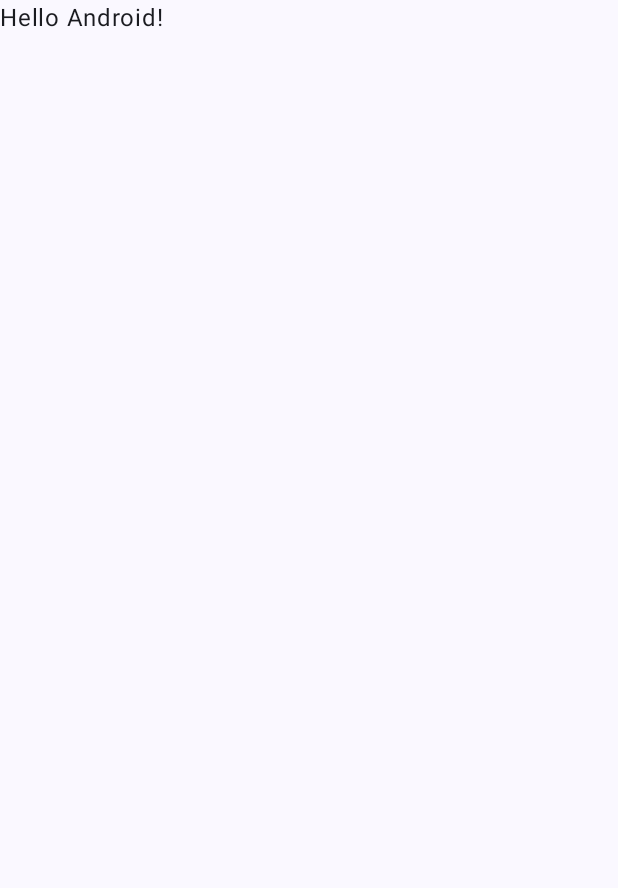
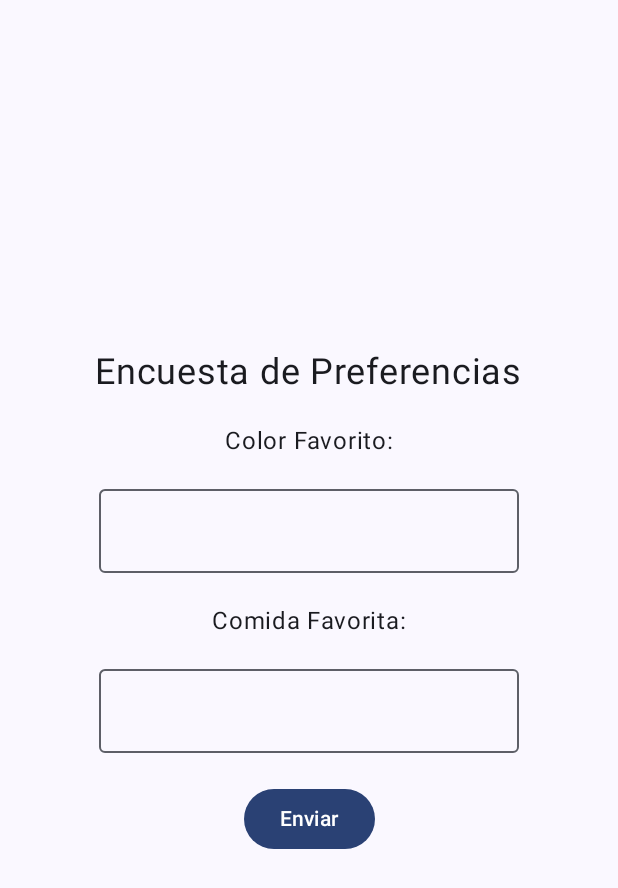
Before and after one commit to LuisGM875/Programacion_Para_Moviles, an Android app built with Jetpack Compose: the screen it shows after launch (MainActivity), on a phone screen of 412 x 824 dp. Before the commit the part shown is almost empty. Shown: the top 888 px of the screen. Run offline under Robolectric (Android 15) with nearby library versions, the phone set to English and light mode, and no system bars.

Commit message:
feat: Update the main screen to include a preference survey with text fields and a submit button.

```diff
--- a/app/src/main/java/com/example/programacion_para_moviles/MainActivity.kt
+++ b/app/src/main/java/com/example/programacion_para_moviles/MainActivity.kt
@@ -4,13 +4,20 @@ import android.os.Bundle
 import androidx.activity.ComponentActivity
 import androidx.activity.compose.setContent
 import androidx.activity.enableEdgeToEdge
+import androidx.compose.foundation.layout.Arrangement
+import androidx.compose.foundation.layout.Column
 import androidx.compose.foundation.layout.fillMaxSize
 import androidx.compose.foundation.layout.padding
+import androidx.compose.material3.Button
+import androidx.compose.material3.OutlinedTextField
 import androidx.compose.material3.Scaffold
 import androidx.compose.material3.Text
 import androidx.compose.runtime.Composable
+import androidx.compose.ui.Alignment
 import androidx.compose.ui.Modifier
 import androidx.compose.ui.tooling.preview.Preview
+import androidx.compose.ui.unit.dp
+import androidx.compose.ui.unit.sp
 import com.example.programacion_para_moviles.ui.theme.Programacion_Para_MovilesTheme
 
 class MainActivity : ComponentActivity() {
@@ -21,7 +28,7 @@ class MainActivity : ComponentActivity() {
             Programacion_Para_MovilesTheme {
                 Scaffold( modifier = Modifier.fillMaxSize() ) { innerPadding ->
                     Greeting(
-                        name = "Android",
+                        name = "Encuesta de Preferencias",
                         modifier = Modifier.padding(innerPadding)
                     )
                 }
@@ -31,11 +38,28 @@ class MainActivity : ComponentActivity() {
 }
 
 @Composable
-fun Greeting(name: String, modifier: Modifier = Modifier) {
-    Text(
-        text = "Hello $name!",
-        modifier = modifier
-    )
+fun Greeting( name: String, modifier: Modifier = Modifier ) {
+    Column(
+        modifier = Modifier.fillMaxSize(), verticalArrangement = Arrangement.Center, horizontalAlignment = Alignment.CenterHorizontally
+    ) {
+        Text(text = "Encuesta de Preferencias", fontSize = 24.sp)
+        Text(text = "Color Favorito:", modifier = Modifier.padding(20.dp))
+        OutlinedTextField(
+            value = "",
+            onValueChange = {   },
+        )
+        Text("Comida Favorita:", modifier = Modifier.padding(20.dp))
+        OutlinedTextField(
+            value = "",
+            onValueChange = { },
+        )
+        Button(
+            onClick = {  },
+            modifier = Modifier.padding(20.dp)
+        ) {
+            Text("Enviar")
+        }
+    }
 }
 
 @Preview(showBackground = true)
```
